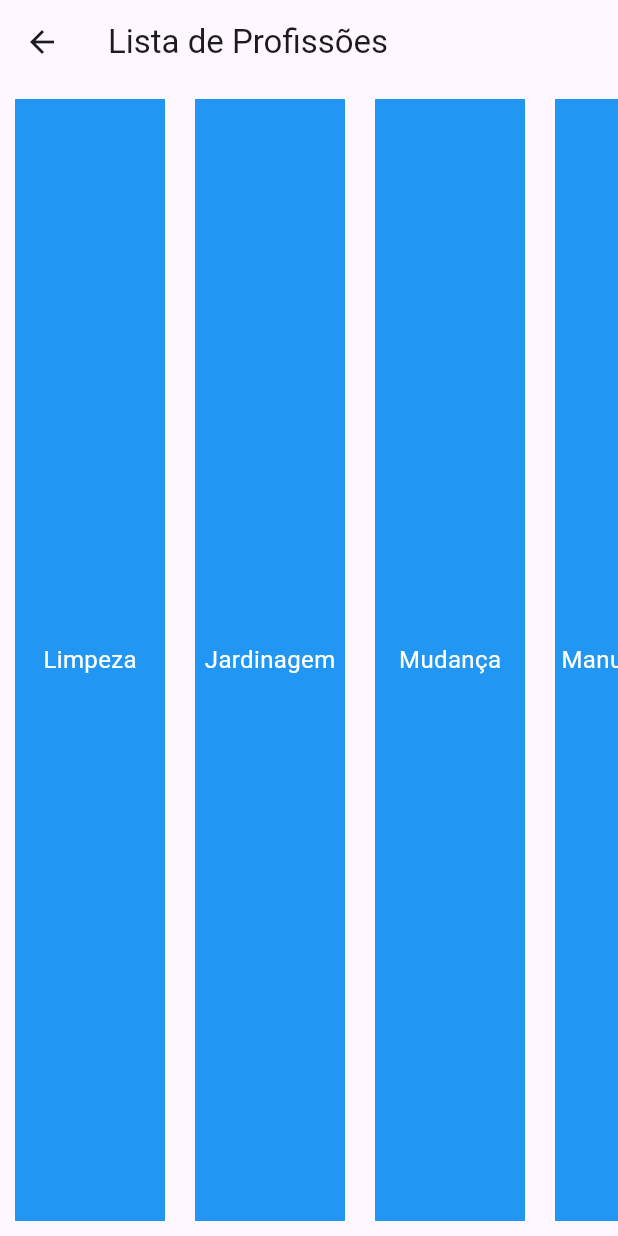
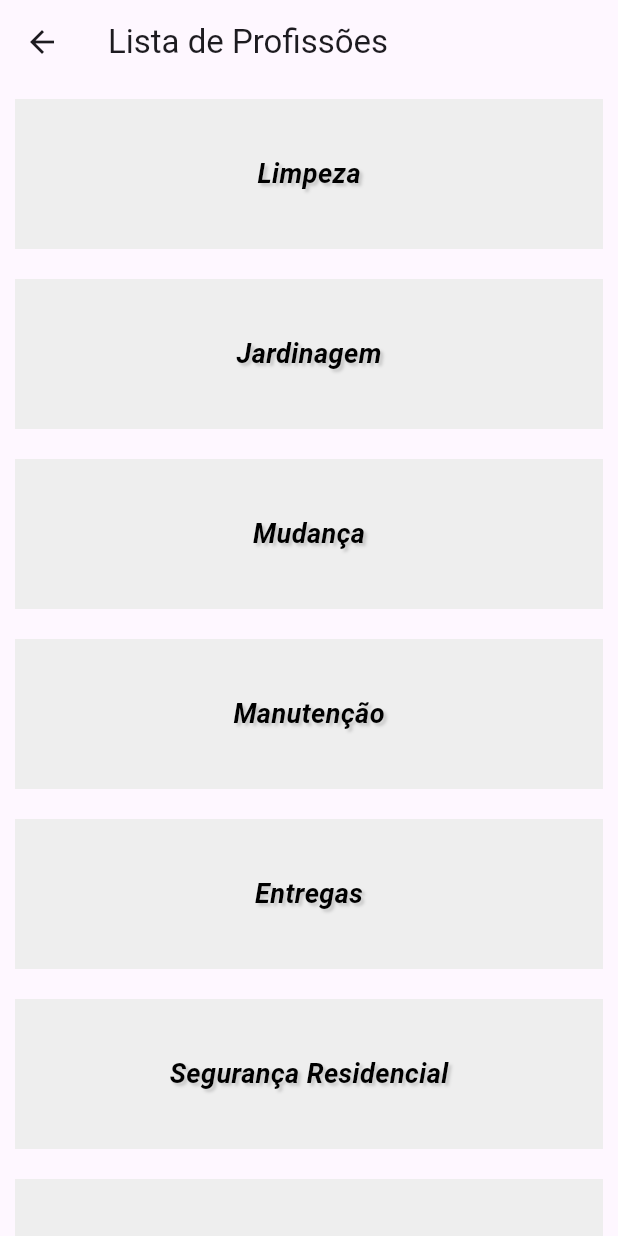
Before and after one commit to allen-21/sistema_de_prestacao_de_servicos_domesticos_front_end, a Flutter app: the ProfissaoScreen screen opened directly with empty values, on a phone screen of 412 x 824 dp. Run offline on Flutter 3.47's test engine with Material 3 defaults, Android fonts, the phone set to English and light mode, and no system bars.

Commit message:
updated screens

```diff
--- a/lib/view/clienteViews/tela_profissao.dart
+++ b/lib/view/clienteViews/tela_profissao.dart
@@ -20,7 +20,6 @@ class ProfissaoScreen extends StatelessWidget {
       title: Text('Lista de Profissões'),
     ),
     body: ListView.builder(
-        scrollDirection: Axis.horizontal,
       itemCount: profissoes.length,
       itemBuilder: (context, index) {
         final profissao = profissoes[index];
@@ -38,11 +37,23 @@ class ProfissaoScreen extends StatelessWidget {
             margin: EdgeInsets.all(10),
             width: 100,
             height: 100,
-              color: Colors.blue,
+            color: Colors.grey[200],
             child: Center(
               child: Text(
                 profissao.descricao,
-                  style: TextStyle(color: Colors.white, fontSize: 16),
+                style: TextStyle(
+                  color: Colors.black,
+                  fontSize: 18, // Aumenta o tamanho do texto para torná-lo mais proeminente
+                  fontWeight: FontWeight.bold, // Aplica negrito ao texto para maior destaque
+                  fontStyle: FontStyle.italic, // Aplica estilo itálico ao texto para adicionar um toque de elegância
+                  shadows: [
+                    Shadow(
+                      color: Colors.grey.withOpacity(0.5), // Define a cor e a opacidade da sombra
+                      offset: Offset(2, 2), // Define o deslocamento da sombra
+                      blurRadius: 2, // Define o raio de desfoque da sombra
+                    ),
+                  ],
+                ),
               ),
             ),
           ),
@@ -51,4 +62,6 @@ class ProfissaoScreen extends StatelessWidget {
     ),
   );
 }
+
+
 }
```
Also changed, not shown: lib/view/clienteViews/tela_atualizar_cliente.dart (+4 -6 lines), lib/view/clienteViews/tela_lista_profissionais.dart (+77 -9 lines), lib/view/clienteViews/tela_services_profissional.dart (+27 -4 lines). Lines whose indentation alone changed are shown as unchanged.
